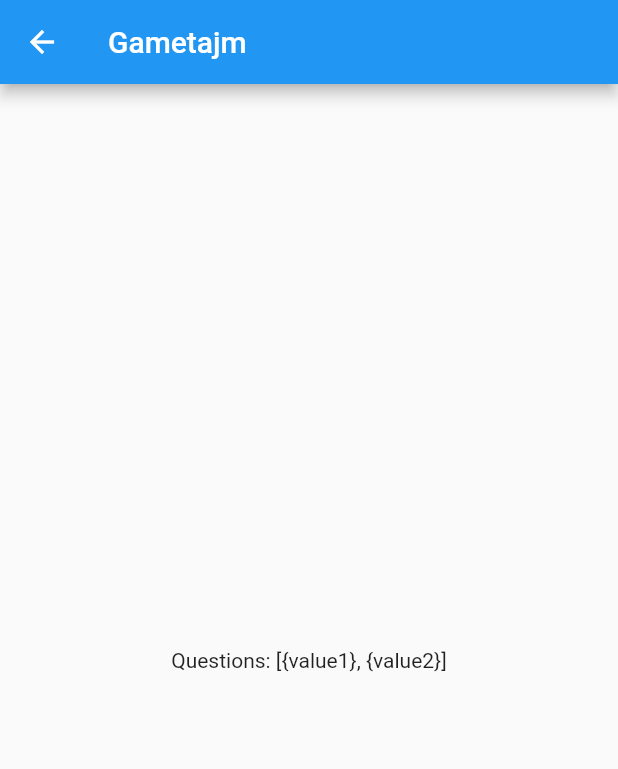
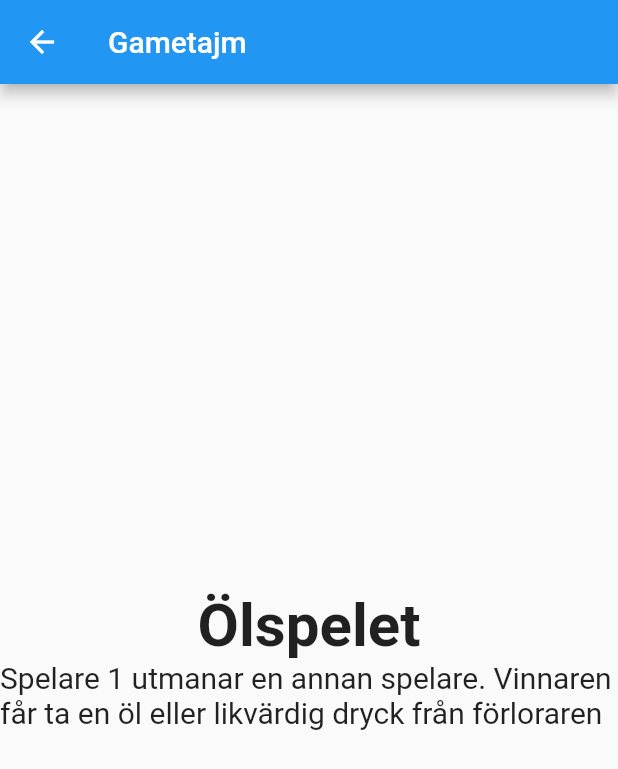
Before and after one commit to ponbac/drinktajm, a Flutter app: the GamePage screen opened by its route, on a phone screen of 412 x 824 dp. Shown: the top 769 px of the screen. Run offline on Flutter 3.47's test engine with Material 2 defaults, Android fonts, the phone set to English and light mode, and no system bars.

Commit message:
added categories to questions

```diff
--- a/assets/questions.json
+++ b/assets/questions.json
@@ -1,10 +1,24 @@
 {
   "questions" : [
     {
-      "description":"value1"
+      "category":"Klunkar",
+      "description":"Alla vid bordet dricker fyra klunkar!"
     },
     {
-      "description":"value2"
+      "category":"Klunkar",
+      "description":"Spelare 2 får dela ut 6 klunkar"
+    },
+    {
+      "category":"Klunkar",
+      "description":"Den yngsta spelaren dricker 3 klunkar"
+    },
+    {
+      "category":"Pekleken",
+      "description":"Vem tror du har bäst kondition?"
+    },
+    {
+      "category":"Ölspelet",
+      "description":"Spelare 1 utmanar en annan spelare. Vinnaren får ta en öl eller likvärdig dryck från förloraren"
     }
   ]
 }
--- a/lib/models/question.dart
+++ b/lib/models/question.dart
@@ -1,14 +1,15 @@
 class Question {
+  final String category;
   final String description;
 
-  Question(this.description);
+  Question(this.category, this.description);
 
   factory Question.fromJson(dynamic json) {
-    return Question(json['description'] as String);
+    return Question(json['category'] as String, json['description'] as String);
   }
 
   @override
   String toString() {
-    return '{${this.description}}';
+    return '{${this.category}, ${this.description}}';
   }
 }
--- a/lib/pages/game_page.dart
+++ b/lib/pages/game_page.dart
@@ -2,10 +2,12 @@ import 'package:drinkinggame/models/question.dart';
 import 'package:drinkinggame/resources/question_provider.dart';
 import 'package:flutter/material.dart';
 
-import 'dart:convert';
-
 class GamePage extends StatelessWidget {
   static const routeName = '/game';
+
+  Question getRandomQuestionFromList(List<Question> questionList) {
+    return (questionList..shuffle()).first;
+  }
 
   @override
   Widget build(BuildContext context) {
@@ -20,7 +22,13 @@ class GamePage extends StatelessWidget {
           List<Widget> children;
 
           if (snapshot.hasData) {
-            children = <Widget>[Text('Questions: ${snapshot.data.toString()}')];
+            Question currentQuestion = getRandomQuestionFromList(snapshot.data);
+
+            children = <Widget>[
+              Text('${currentQuestion.category}', style: TextStyle(fontWeight: FontWeight.bold, fontSize: 40)),
+              Text(
+                  '${currentQuestion.description}', style: TextStyle(fontSize: 20))
+            ];
           } else {
             children = <Widget>[
               SizedBox(
--- a/lib/resources/question_provider.dart
+++ b/lib/resources/question_provider.dart
@@ -12,6 +12,6 @@ Future<List<Question>> getQuestions(BuildContext context) async {
       .map((questionJson) => Question.fromJson(questionJson))
       .toList();
 
-  debugPrint('Returning questions: ' + questions.toString());
+  //debugPrint('Returning questions: ' + questions.toString());
   return questions;
 }
```
